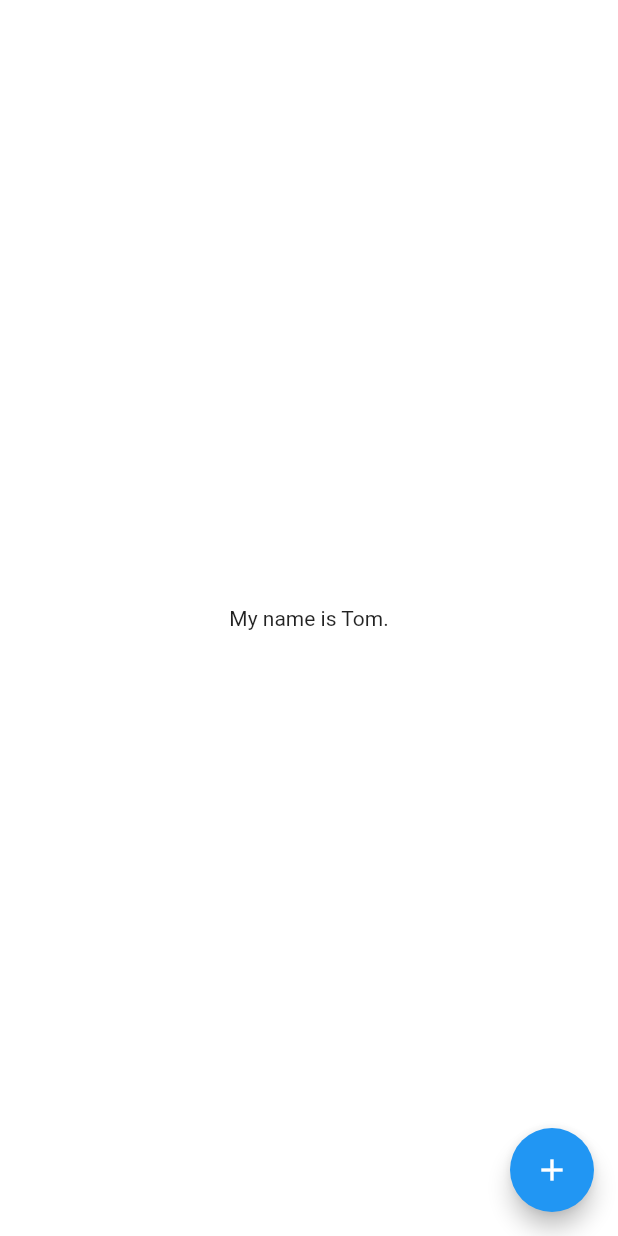
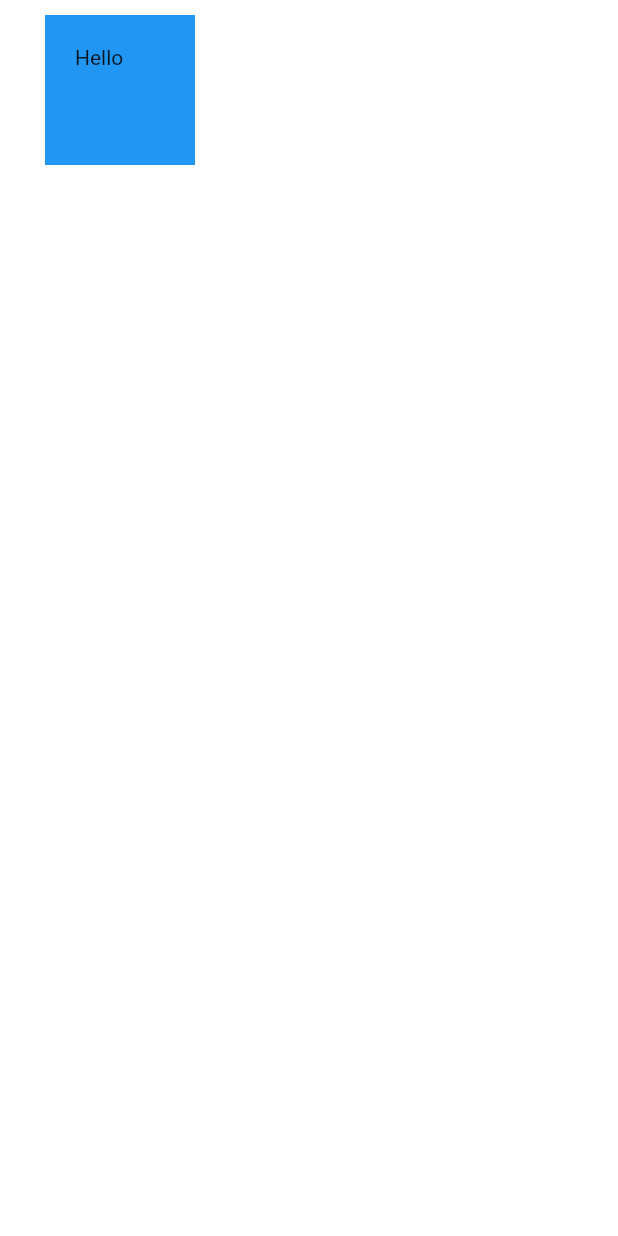
Before and after one commit to tomwebdev88/MI_Card, a Flutter app: the screen it shows after launch, on a phone screen of 412 x 824 dp. Run offline on Flutter 3.47's test engine with Material 2 defaults, Android fonts, the phone set to English and light mode, and no system bars.

Commit message:
Update main.dart

```diff
--- a/lib/main.dart
+++ b/lib/main.dart
@@ -10,13 +10,15 @@ class MyApp extends StatelessWidget {
     return MaterialApp(
       home: Scaffold(
         backgroundColor: Colors.white,
-        body: Center(
-          child: Text('My name is Tom.'),
-        ),
-        floatingActionButton: FloatingActionButton(
-          backgroundColor: Colors.blue,
-          child: Icon(Icons.add),
-          onPressed: () {},
+        body: SafeArea(
+          child: Container(
+            height: 100.0,
+            width: 100.0,
+            margin: EdgeInsets.fromLTRB(30.0, 10.0, 50.0, 20.0),
+            padding: EdgeInsets.all(20.0),
+            color: Colors.blue,
+            child: Text('Hello'),
+          ),
         ),
       ),
     );
```
